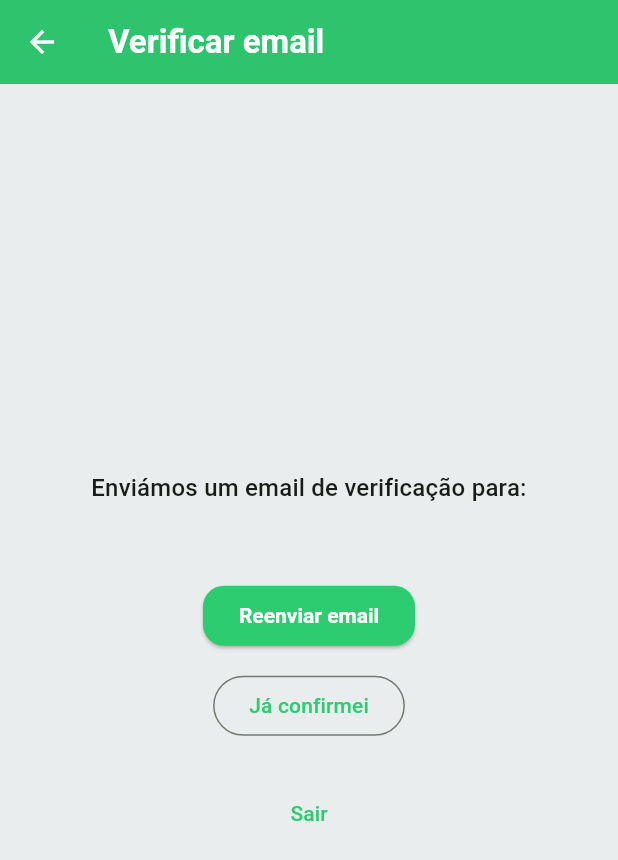
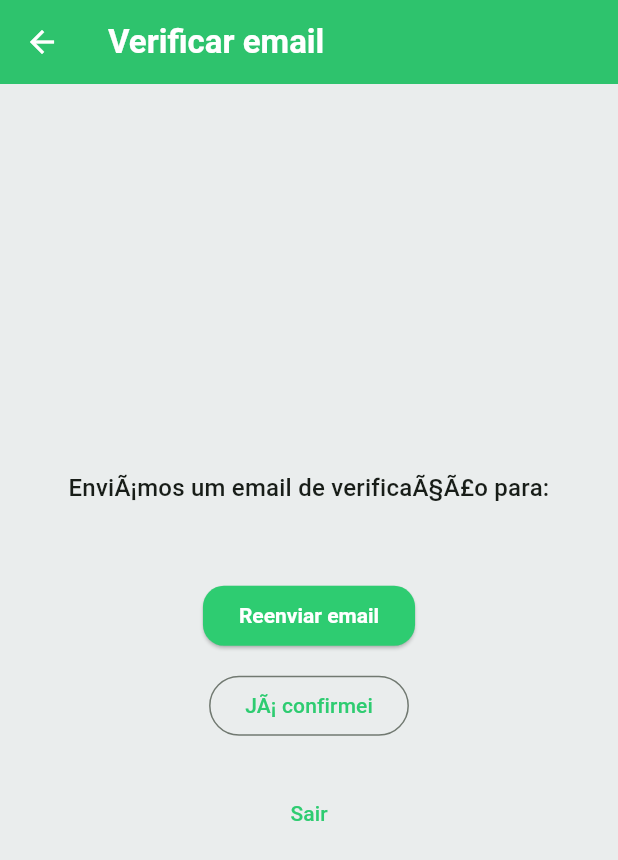
Before and after one commit to fspjorge/futeboladas, a Flutter app: the VerifyEmailPage screen opened directly with empty values, on a phone screen of 412 x 824 dp. Shown: the top 860 px of the screen. Run offline on Flutter 3.47's test engine with Material 3 defaults, Android fonts, the phone set to English and light mode, and no system bars; our stand-ins replace cloud_firestore, firebase_auth, firebase_core, firebase_dynamic_links, geocoding, google_maps_flutter and 1 more; missing offline and left inert: flutter_google_places_sdk; accounts and stored records are empty; network calls fail.

```diff
--- a/lib/main.dart
+++ b/lib/main.dart
@@ -18,7 +18,7 @@ Future<void> main() async {
   await Firebase.initializeApp(
     options: DefaultFirebaseOptions.currentPlatform,
   );
-  // Tenta capturar links de redefinição de password (Dynamic Links ou link direto no web)
+  // Tenta capturar links de redefiniÃ§Ã£o de password (Dynamic Links ou link direto no web)
   await _setupPasswordResetLinkHandling();
   runApp(const FuteboladasApp());
 }
@@ -74,7 +74,7 @@ class FuteboladasApp extends StatelessWidget {
           final uri = Uri.base;
           final code = uri.queryParameters['oobCode'];
           if (code == null || code.isEmpty) {
-            return const Scaffold(body: Center(child: Text('Código em falta.')));
+            return const Scaffold(body: Center(child: Text('CÃ³digo em falta.')));
           }
           return ResetPasswordPage(oobCode: code);
         },
@@ -88,7 +88,7 @@ Future<void> _setupPasswordResetLinkHandling() async {
     final uri = Uri.base;
     if (uri.queryParameters['mode'] == 'resetPassword' && uri.queryParameters['oobCode'] != null) {
       final code = uri.queryParameters['oobCode']!;
-      // Abre a página de reset dentro da app (no web funciona com rotas)
+      // Abre a pÃ¡gina de reset dentro da app (no web funciona com rotas)
       WidgetsBinding.instance.addPostFrameCallback((_) {
         _navKey.currentState?.push(MaterialPageRoute(builder: (_) => ResetPasswordPage(oobCode: code)));
       });
@@ -97,7 +97,7 @@ Future<void> _setupPasswordResetLinkHandling() async {
   }
   // Mobile - Firebase Dynamic Links
   final initial = await FirebaseDynamicLinks.instance.getInitialLink();
-  void handle(DynamicLinkData? data) {
+  void handle(PendingDynamicLinkData? data) {
     final link = data?.link;
     if (link == null) return;
     final params = link.queryParameters;
@@ -110,9 +110,9 @@ Future<void> _setupPasswordResetLinkHandling() async {
   FirebaseDynamicLinks.instance.onLink.listen(handle);
 }
 
-/// Mostra login se não estiver autenticado.
-/// Se estiver autenticado mas o email não estiver verificado (e for email/password),
-/// mostra ecrã para verificar.
+/// Mostra login se nÃ£o estiver autenticado.
+/// Se estiver autenticado mas o email nÃ£o estiver verificado (e for email/password),
+/// mostra ecrÃ£ para verificar.
 class AuthGate extends StatelessWidget {
   const AuthGate({super.key});
 
@@ -136,7 +136,7 @@ class AuthGate extends StatelessWidget {
           );
         }
 
-        // não autenticado
+        // nÃ£o autenticado
         if (user == null) {
           return const LoginPage();
         }
@@ -183,7 +183,7 @@ class _LoginPageState extends State<LoginPage> {
     setState(() => _isBusy = true);
     try {
       if (kIsWeb) {
-        // no web o Firebase Auth já faz o popup
+        // no web o Firebase Auth jÃ¡ faz o popup
         final googleProvider = GoogleAuthProvider();
         await _auth.signInWithPopup(googleProvider);
         return;
@@ -237,7 +237,7 @@ class _LoginPageState extends State<LoginPage> {
           await cred.user?.updateDisplayName(name);
         }
 
-        // enviar email de verificação
+        // enviar email de verificaÃ§Ã£o
         await cred.user?.sendEmailVerification();
         _showInfo('Conta criada. Verifica o teu email.');
       }
@@ -277,11 +277,11 @@ class _LoginPageState extends State<LoginPage> {
     try {
       await _auth.sendPasswordResetEmail(email: email);
       if (!mounted) return;
-      _showInfo('Se existir uma conta para $email, enviámos um email de recuperação.');
+      _showInfo('Se existir uma conta para $email, enviÃ¡mos um email de recuperaÃ§Ã£o.');
     } on FirebaseAuthException catch (e) {
       _showError(_mapFirebaseError(e));
     } catch (e) {
-      _showError('Erro ao enviar recuperação: $e');
+      _showError('Erro ao enviar recuperaÃ§Ã£o: $e');
     } finally {
       if (mounted) setState(() => _isBusy = false);
     }
@@ -290,12 +290,12 @@ class _LoginPageState extends State<LoginPage> {
   String _mapFirebaseError(FirebaseAuthException e) {
     switch (e.code) {
       case 'email-already-in-use':
-        return 'Já existe uma conta com esse email.';
+        return 'JÃ¡ existe uma conta com esse email.';
       case 'invalid-email':
-        return 'Email inválido.';
+        return 'Email invÃ¡lido.';
       case 'user-not-found':
       case 'wrong-password':
-        return 'Credenciais inválidas.';
+        return 'Credenciais invÃ¡lidas.';
       case 'weak-password':
         return 'Password demasiado fraca.';
       default:
@@ -410,7 +410,7 @@ class _LoginPageState extends State<LoginPage> {
                   ),
                   const SizedBox(height: 6),
                   const Text(
-                    'Será enviado um email de verificação.',
+                    'SerÃ¡ enviado um email de verificaÃ§Ã£o.',
                     style: TextStyle(fontSize: 12),
                   ),
                 ],
@@ -431,7 +431,7 @@ class _LoginPageState extends State<LoginPage> {
                 Row(
                   mainAxisAlignment: MainAxisAlignment.center,
                   children: [
-                    Text(_isLoginMode ? 'Ainda não tens conta?' : 'Já tens conta?'),
+                    Text(_isLoginMode ? 'Ainda nÃ£o tens conta?' : 'JÃ¡ tens conta?'),
                     TextButton(
                       onPressed: () {
                         setState(() {
@@ -466,7 +466,7 @@ class _LoginPageState extends State<LoginPage> {
   }
 }
 
-/// Ecrã mostrado quando a conta de email existe mas ainda não foi verificada.
+/// EcrÃ£ mostrado quando a conta de email existe mas ainda nÃ£o foi verificada.
 class VerifyEmailPage extends StatefulWidget {
   final User user;
   const VerifyEmailPage({super.key, required this.user});
@@ -490,7 +490,7 @@ class _VerifyEmailPageState extends State<VerifyEmailPage> {
     });
     if (!mounted) return;
     ScaffoldMessenger.of(context).showSnackBar(
-      const SnackBar(content: Text('Email de verificação enviado.')),
+      const SnackBar(content: Text('Email de verificaÃ§Ã£o enviado.')),
     );
   }
 
@@ -505,7 +505,7 @@ class _VerifyEmailPageState extends State<VerifyEmailPage> {
     } else {
       if (!mounted) return;
       ScaffoldMessenger.of(context).showSnackBar(
-        const SnackBar(content: Text('Ainda não está verificado.')),
+        const SnackBar(content: Text('Ainda nÃ£o estÃ¡ verificado.')),
       );
     }
   }
@@ -525,7 +525,7 @@ class _VerifyEmailPageState extends State<VerifyEmailPage> {
             mainAxisSize: MainAxisSize.min,
             children: [
               Text(
-                'Enviámos um email de verificação para:',
+                'EnviÃ¡mos um email de verificaÃ§Ã£o para:',
                 style: Theme.of(context).textTheme.titleMedium,
                 textAlign: TextAlign.center,
               ),
@@ -542,7 +542,7 @@ class _VerifyEmailPageState extends State<VerifyEmailPage> {
               const SizedBox(height: 12),
               OutlinedButton(
                 onPressed: _refresh,
-                child: const Text('Já confirmei'),
+                child: const Text('JÃ¡ confirmei'),
               ),
               const SizedBox(height: 24),
               TextButton(
@@ -628,7 +628,7 @@ class _HomePageState extends State<HomePage> {
   }
 
   Future<void> _changePassword() async {
-    // só para email/pass
+    // sÃ³ para email/pass
     if (!_isEmailUser) return;
 
     final currentPassCtrl = TextEditingController();
@@ -715,7 +715,7 @@ class _HomePageState extends State<HomePage> {
     setState(() => _busy = true);
     try {
       await _user.delete();
-      // terminar sessão também
+      // terminar sessÃ£o tambÃ©m
       await _signOut();
     } on FirebaseAuthException catch (e) {
       if (e.code == 'requires-recent-login') {
@@ -806,7 +806,7 @@ class _HomePageState extends State<HomePage> {
           IconButton(
             onPressed: _busy ? null : _signOut,
             icon: const Icon(Icons.logout),
-            tooltip: 'Terminar sessão',
+            tooltip: 'Terminar sessÃ£o',
           ),
         ],
       ),
@@ -870,7 +870,7 @@ class _HomePageState extends State<HomePage> {
           if (_isEmailUser && !_user.emailVerified)
             ListTile(
               leading: const Icon(Icons.mark_email_unread_outlined),
-              title: const Text('Reenviar email de verificação'),
+              title: const Text('Reenviar email de verificaÃ§Ã£o'),
               onTap: _busy
                   ? null
                   : () async {
```
